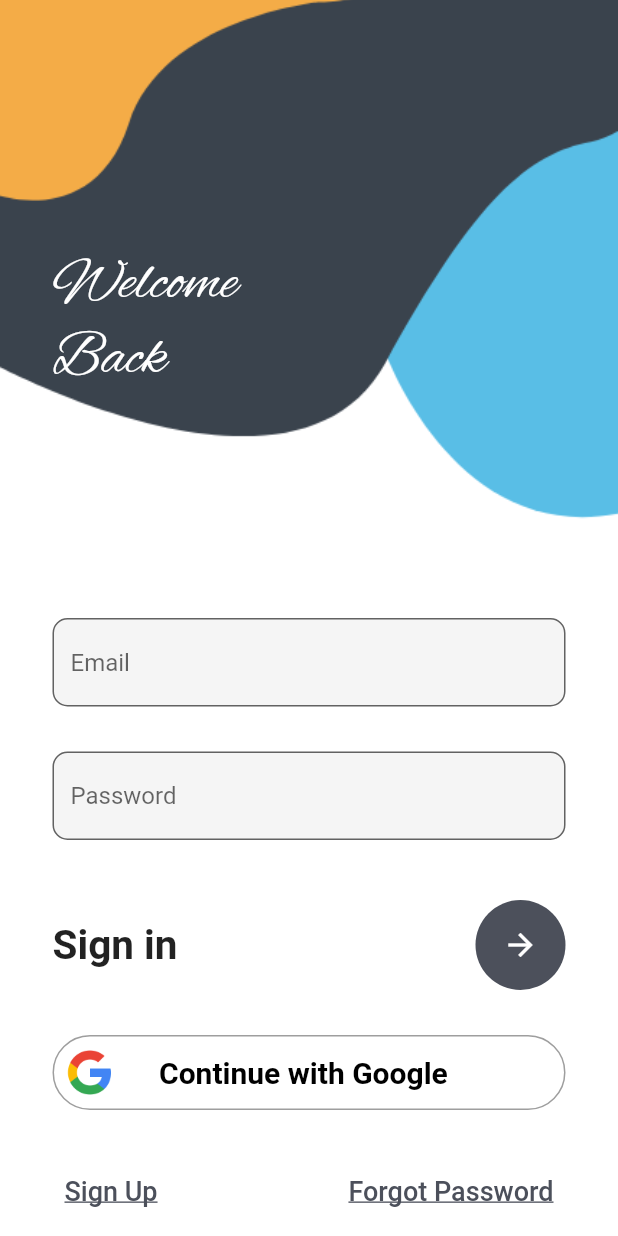
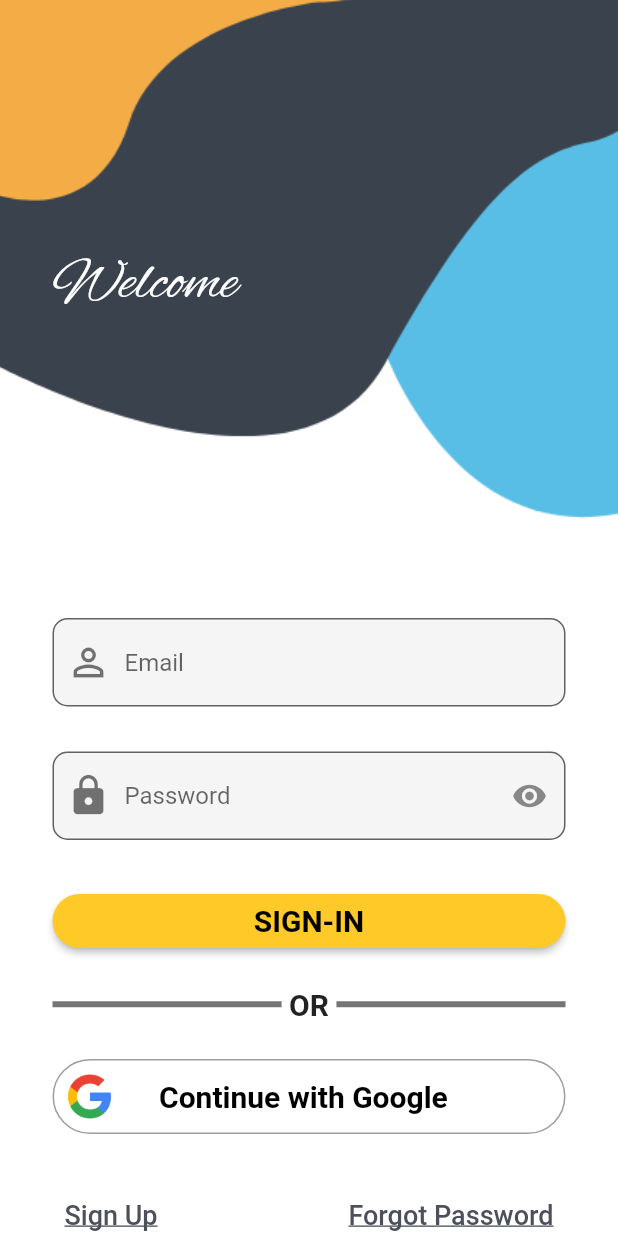
Before and after one commit to RajModi30/Ready-To-Eat, a Flutter app: the screen it shows after launch, on a phone screen of 412 x 824 dp. Run offline on Flutter 3.47's test engine with Material 2 defaults, Android fonts, the phone set to English and light mode, and no system bars; our stand-ins replace carousel_slider, cloud_firestore, email_validator, firebase_auth, firebase_core, flutter_signin_button and 3 more; accounts and stored records are empty.

Commit message:
login complete

```diff
--- a/lib/main.dart
+++ b/lib/main.dart
@@ -1,6 +1,10 @@
 import 'package:flutter/material.dart';
 import 'package:firebase_core/firebase_core.dart';
+import 'package:shoppuneet/firebase/auth.dart';
+import 'package:shoppuneet/screens/home/BottomNavigation.dart';
+import 'package:shoppuneet/screens/home/home_screen.dart';
 import 'package:shoppuneet/screens/login.dart';
+
 // import 'package:shoppuneet/home/home_screen.dart';
 
 Future main() async{
@@ -18,7 +22,8 @@ class MyApp extends StatelessWidget {
   Widget build(BuildContext context) {
     return MaterialApp(
       debugShowCheckedModeBanner: false,
-      home: MyLogin()
+      // home: MyLogin()
+      home: user == null ? MyLogin() : BottomNavigation()
     );
   }
 }
--- a/lib/screens/forgot.dart
+++ b/lib/screens/forgot.dart
@@ -51,6 +51,11 @@ class Forgot extends StatelessWidget {
                         child: TextFormField(
                           controller: emailController,
                           decoration: InputDecoration(
+                            prefixIcon: Icon(
+                              Icons.person_outline,
+                              color: Colors.black54,
+                              size: 30,
+                            ),
                             hintText: "Enter Email",
                             fillColor: Colors.grey.shade100,
                             border: OutlineInputBorder(
--- a/lib/screens/login.dart
+++ b/lib/screens/login.dart
@@ -24,7 +24,13 @@ class _MyLoginState extends State<MyLogin> {
 
   TextEditingController emailController = TextEditingController();
   TextEditingController passController = TextEditingController();
-  final formkey = GlobalKey<FormState>();
+
+  String password = "";
+  String email = "";
+
+  bool _obsecureText = true;
+
+
 
   @override
   Widget build(BuildContext context) {
@@ -43,7 +49,7 @@ class _MyLoginState extends State<MyLogin> {
               Container(
                 padding: EdgeInsets.only(left: 35, top: 165),
                 child: Text(
-                  'Welcome\nBack',
+                  'Welcome',
                   style: TextStyle(fontFamily: 'Alex', color: Colors.white, fontSize: 40),
                 ),
               ),
@@ -70,7 +76,13 @@ class _MyLoginState extends State<MyLogin> {
                                 }
                               },
                               style: TextStyle(color: Colors.black),
+                              keyboardType: TextInputType.text,
                               decoration: InputDecoration(
+                                  prefixIcon: Icon(
+                                    Icons.person_outline,
+                                    color: Colors.black54,
+                                    size: 30,
+                                  ),
                                   fillColor: Colors.grey.shade100,
                                   filled: true,
                                   hintText: "Email",
@@ -95,8 +107,27 @@ class _MyLoginState extends State<MyLogin> {
                                 }
                               },
                               style: TextStyle(),
-                              obscureText: true,
+                              obscureText: _obsecureText,
+                              keyboardType: TextInputType.text,
                               decoration: InputDecoration(
+                                suffixIcon: IconButton(
+                                  icon: Icon(
+                                    _obsecureText
+                                      ? Icons.visibility
+                                      : Icons.visibility_off),
+                                  onPressed: () {
+                                    setState(
+                                      () {
+                                        _obsecureText = !_obsecureText;
+                                      },
+                                    );
+                                  },
+                                ),
+                                prefixIcon : Icon(
+                                  Icons.lock,
+                                  color: Colors.black54,
+                                  size: 30,
+                                ),
                                 fillColor: Colors.grey.shade100,
                                 filled: true,
                                 hintText: "Password",
@@ -105,9 +136,9 @@ class _MyLoginState extends State<MyLogin> {
                               )),
                             ),
                             SizedBox(
-                              height: 40,
+                              height: 30,
                             ),
-                            Row(
+                          /*  Row(
                               mainAxisAlignment: MainAxisAlignment.spaceBetween,
                               children: [
                                 Text(
@@ -126,9 +157,56 @@ class _MyLoginState extends State<MyLogin> {
                                       )),
                                 )
                               ],
+                            ), */
+                            SizedBox(
+                              width: MediaQuery.of(context).size.width - 60,
+                              child: ElevatedButton(
+                                onPressed: () {
+                                  onSignIN();
+                                },
+                                style: ButtonStyle(
+                                  backgroundColor:
+                                      MaterialStateProperty.all(Colors.amber[400]),
+                                  foregroundColor:
+                                      MaterialStateProperty.all(Colors.black),
+                                  textStyle: MaterialStateProperty.all(TextStyle(
+                                      fontSize: 20, fontWeight: FontWeight.bold)),
+                                  shape: MaterialStateProperty.all(
+                                      RoundedRectangleBorder(
+                                          borderRadius: BorderRadius.circular(50))),
+                                ),
+                                child: Text("SIGN-IN"),
+                              ),
                             ),
                             SizedBox(
-                              height: 30,
+                              height: 20,
+                            ),
+                            Row(
+                              children: [
+                                Expanded(
+                                  child: Divider(
+                                    thickness: 4,
+                                    indent: 0,
+                                    endIndent: 5,
+                                    color: Colors.black54,
+                                  ),
+                                ),
+                                Text(
+                                  "OR",
+                                  style:
+                                      TextStyle(fontSize: 20, fontWeight: FontWeight.bold),
+                                ),
+                                Expanded(
+                                    child: Divider(
+                                  thickness: 4,
+                                  indent: 5,
+                                  endIndent: 0,
+                                  color: Colors.black54,
+                                ))
+                              ],
+                            ),
+                            SizedBox(
+                              height: 25,
                             ),
                             GoogleButton(),
                             SizedBox(
@@ -181,7 +259,7 @@ class _MyLoginState extends State<MyLogin> {
   }
 
   void onSignIN() async {
-    if (formkey.currentState!.validate()) {
+    if (_formKey.currentState!.validate()) {
       try {
         final authresult = await auth.signInWithEmailAndPassword(
             email: emailController.text.toLowerCase().trim(),
@@ -191,7 +269,7 @@ class _MyLoginState extends State<MyLogin> {
 
         Timer(
             Duration(seconds: 3),
-            () => Navigator.push(context,
+            () => Navigator.pushReplacement(context,
                 MaterialPageRoute(builder: ((context) => BottomNavigation()))));
 
         print("success ${authresult.user!.uid}");
--- a/pubspec.yaml
+++ b/pubspec.yaml
@@ -39,7 +39,7 @@ dependencies:
   flutter_signin_button: ^2.0.0
   google_sign_in: ^5.0.2
   firebase_auth: ^4.2.3
-  cloud_firestore: ^4.3.0
+  cloud_firestore: ^4.3.1
   flutter_launcher_icons: ^0.11.0
   provider: ^6.0.5
   fluttertoast: ^8.1.2
@@ -49,6 +49,8 @@ dependencies:
   email_validator: ^2.1.17
   carousel_slider: ^4.2.1
   smooth_page_indicator: ^1.0.0+2
+  image_picker: ^0.8.6+1
+  firebase_storage: ^11.0.10
 
 
 flutter_icons:
```
Also changed, not shown: lib/screens/profile/profilescreen.dart (+5 -4 lines), lib/screens/register.dart (+41 -6 lines), lib/firebase/auth.dart (line endings or trailing spaces), pubspec.lock, 1 other file. Lines whose indentation alone changed are shown as unchanged.
